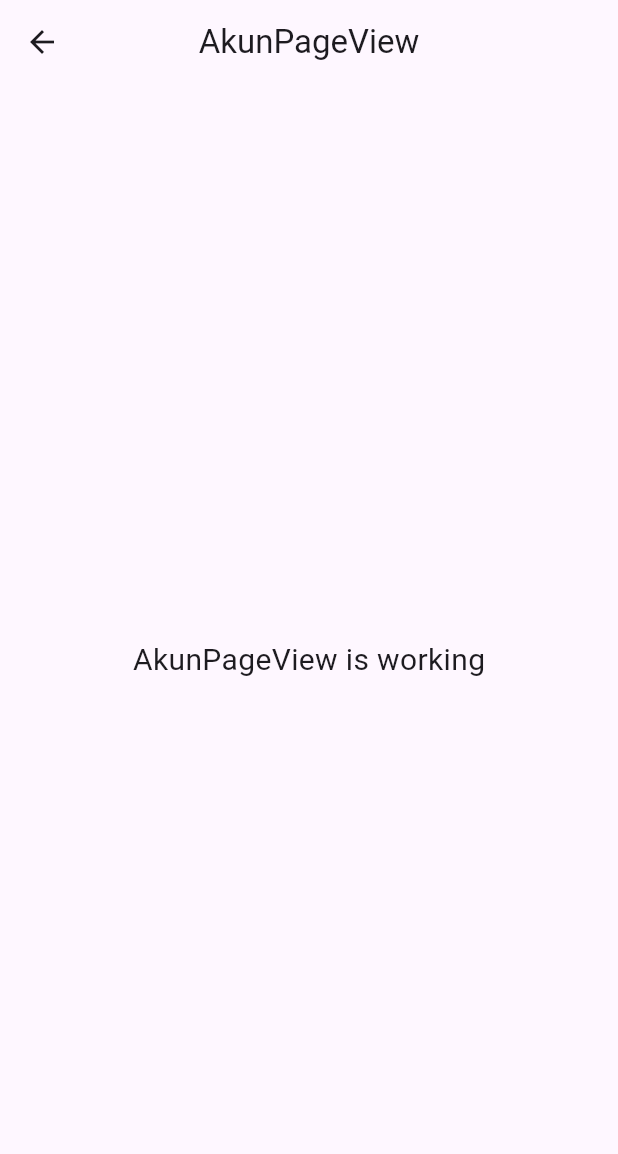
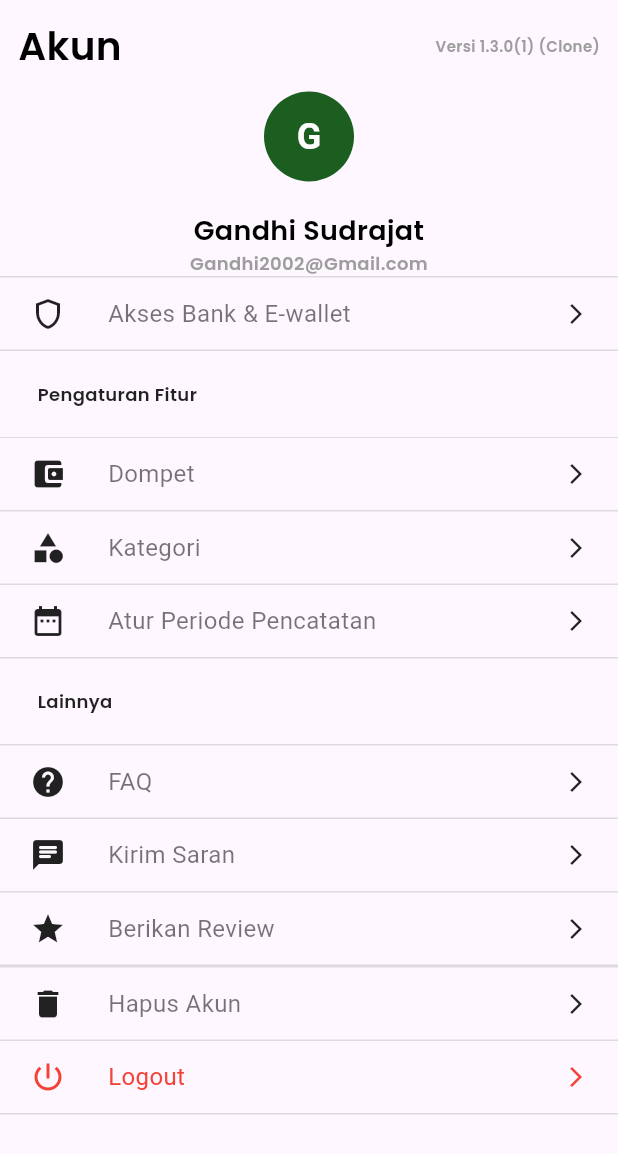
Before and after one commit to Rifki2002/moni-Clone, a Flutter app: the AkunPageView screen opened by its route, on a phone screen of 412 x 824 dp. Shown: the top 1154 px of the screen. Run offline on Flutter 3.47's test engine with Material 3 defaults, Android fonts, the light colour scheme and no system bars; our stand-ins replace get, google_fonts.

Commit message:
Adding Account Page and 2 Custom Button

```diff
--- a/lib/app/modules/akun_page/views/akun_page_view.dart
+++ b/lib/app/modules/akun_page/views/akun_page_view.dart
@@ -1,6 +1,9 @@
 import 'package:flutter/material.dart';
 
 import 'package:get/get.dart';
+import 'package:moni_clone/utils/BorderButton.dart';
+import 'package:moni_clone/utils/BottomBorderButton.dart';
+import 'package:moni_clone/utils/CustomText.dart';
 
 import '../controllers/akun_page_controller.dart';
 
@@ -9,14 +12,152 @@ class AkunPageView extends GetView<AkunPageController> {
   @override
   Widget build(BuildContext context) {
     return Scaffold(
-      appBar: AppBar(
-        title: const Text('AkunPageView'),
-        centerTitle: true,
-      ),
-      body: const Center(
-        child: Text(
-          'AkunPageView is working',
-          style: TextStyle(fontSize: 20),
+      body: Center(
+        child: Column(
+          children: [
+            Padding(
+              padding: const EdgeInsets.all(12.0),
+              child: const Row(
+                children: [
+                  CustomText(
+                    text: "Akun",
+                    fontSize: 26,
+                    fontWeight: FontWeight.w600,
+                    color: Colors.black,
+                  ),
+                  Spacer(),
+                  CustomText(
+                    text: "Versi 1.3.0(1) (Clone)",
+                    color: Colors.grey,
+                    fontSize: 10,
+                  ),
+                ],
+              ),
+            ),
+            Expanded(
+              //Scrollable Section
+              child: ListView(children: [
+                Container(
+                  child: Column(
+                    children: [
+                      CircleAvatar(
+                        //Avatar Display
+                        radius: 30,
+                        backgroundColor: Colors.green[900],
+                        child: const Text(
+                          'G',
+                          style: TextStyle(
+                            color: Colors.white,
+                            fontSize: 24,
+                            fontWeight: FontWeight.bold,
+                          ),
+                        ),
+                      ),
+                      SizedBox(
+                        height: 20,
+                      ),
+                      CustomText(
+                        text: "Gandhi Sudrajat",
+                        color: Colors.black,
+                        fontSize: 18,
+                      ),
+                      CustomText(
+                        text: "Gandhi2002@Gmail.com",
+                        color: Colors.grey,
+                        fontSize: 12,
+                      ),
+                      BorderButton(
+                        label: "Akses Bank & E-wallet",
+                        onPressed: () {},
+                        leadingIcon: Icons.shield_outlined,
+                      ),
+                      SizedBox(
+                        height: 20,
+                      ),
+                      Row(
+                        children: [
+                          SizedBox(
+                            width: 25,
+                          ),
+                          CustomText(
+                            text: "Pengaturan Fitur",
+                            color: Colors.black87,
+                            fontSize: 12,
+                          ),
+                        ],
+                      ),
+                      SizedBox(
+                        height: 20,
+                      ),
+                      BorderButton(
+                        label: "Dompet",
+                        onPressed: () {},
+                        leadingIcon: Icons.account_balance_wallet_rounded,
+                      ),
+                      BottomBorderButton(
+                        label: "Kategori",
+                        onPressed: () {},
+                        leadingIcon: Icons.category,
+                      ),
+                      BottomBorderButton(
+                        label: "Atur Periode Pencatatan",
+                        onPressed: () {},
+                        leadingIcon: Icons.date_range,
+                      ),
+                      SizedBox(
+                        height: 20,
+                      ),
+                      Row(
+                        children: [
+                          SizedBox(
+                            width: 25,
+                          ),
+                          CustomText(
+                            text: "Lainnya",
+                            color: Colors.black87,
+                            fontSize: 12,
+                          ),
+                        ],
+                      ),
+                      SizedBox(
+                        height: 20,
+                      ),
+                      BorderButton(
+                        label: "FAQ",
+                        onPressed: () {},
+                        leadingIcon: Icons.help,
+                      ),
+                      BottomBorderButton(
+                        label: "Kirim Saran",
+                        onPressed: () {},
+                        leadingIcon: Icons.chat_rounded,
+                      ),
+                      BottomBorderButton(
+                        label: "Berikan Review",
+                        onPressed: () {},
+                        leadingIcon: Icons.star,
+                      ),
+                      BorderButton(
+                        label: "Hapus Akun",
+                        onPressed: () {},
+                        leadingIcon: Icons.delete,
+                      ),
+                      BottomBorderButton(
+                        label: "Logout",
+                        onPressed: () {},
+                        leadingIcon: Icons.power_settings_new_sharp,
+                        iconColor: Colors.red,
+                        textColor: Colors.red,
+                      ),
+                      SizedBox(
+                        height: 40,
+                      ),
+                    ],
+                  ),
+                ),
+              ]),
+            ),
+          ],
         ),
       ),
     );
--- /dev/null
+++ b/lib/utils/BorderButton.dart
@@ -0,0 +1,72 @@
+import 'package:flutter/material.dart';
+
+class BorderButton extends StatelessWidget {
+  final String label;
+  final VoidCallback onPressed;
+  final IconData? leadingIcon;
+  final IconData trailingIcon;
+  final Color borderColor;
+  final Color textColor;
+  final Color iconColor;
+  final Color splashColor;
+  final EdgeInsets padding;
+
+  const BorderButton({
+    Key? key,
+    required this.label,
+    required this.onPressed,
+    this.leadingIcon,
+    this.trailingIcon = Icons.arrow_forward_ios,
+    this.borderColor = Colors.black12,
+    this.textColor = Colors.black54,
+    this.iconColor = Colors.black87,
+    this.splashColor = Colors.grey,
+    this.padding = const EdgeInsets.symmetric(vertical: 12, horizontal: 20),
+  }) : super(key: key);
+
+  @override
+  Widget build(BuildContext context) {
+    return ClipRect(
+      child: Material(
+        color: Colors.transparent,
+        child: InkWell(
+          onTap: onPressed,
+          splashColor: splashColor,
+          highlightColor: splashColor.withOpacity(0.4),
+          child: Container(
+            padding: padding,
+            decoration: BoxDecoration(
+              border: Border(
+                top: BorderSide(color: borderColor, width: 1),
+                bottom: BorderSide(color: borderColor, width: 1),
+              ),
+            ),
+            child: Row(
+              mainAxisAlignment: MainAxisAlignment.spaceBetween,
+              children: [
+                // Leading icon and label
+                Row(
+                  children: [
+                    if (leadingIcon != null) ...[
+                      Icon(leadingIcon, color: iconColor),
+                      SizedBox(width: 8),
+                    ],
+                    SizedBox(
+                      width: 20,
+                    ),
+                    Text(
+                      label,
+                      style: TextStyle(color: textColor, fontSize: 16),
+                    ),
+                  ],
+                ),
+                // Trailing arrow
+                Icon(trailingIcon, size: 16, color: iconColor),
+              ],
+            ),
+          ),
+        ),
+      ),
+    );
+  }
+}
--- /dev/null
+++ b/lib/utils/BottomBorderButton.dart
@@ -0,0 +1,71 @@
+import 'package:flutter/material.dart';
+
+class BottomBorderButton extends StatelessWidget {
+  final String label;
+  final VoidCallback onPressed;
+  final IconData? leadingIcon;
+  final IconData trailingIcon;
+  final Color borderColor;
+  final Color textColor;
+  final Color iconColor;
+  final Color splashColor;
+  final EdgeInsets padding;
+
+  const BottomBorderButton({
+    Key? key,
+    required this.label,
+    required this.onPressed,
+    this.leadingIcon,
+    this.trailingIcon = Icons.arrow_forward_ios,
+    this.borderColor = Colors.black12,
+    this.textColor = Colors.black54,
+    this.iconColor = Colors.black87,
+    this.splashColor = Colors.grey,
+    this.padding = const EdgeInsets.symmetric(vertical: 12, horizontal: 20),
+  }) : super(key: key);
+
+  @override
+  Widget build(BuildContext context) {
+    return ClipRect(
+      child: Material(
+        color: Colors.transparent,
+        child: InkWell(
+          onTap: onPressed,
+          splashColor: splashColor,
+          highlightColor: splashColor.withOpacity(0.4),
+          child: Container(
+            padding: padding,
+            decoration: BoxDecoration(
+              border: Border(
+                bottom: BorderSide(color: borderColor, width: 1),
+              ),
+            ),
+            child: Row(
+              mainAxisAlignment: MainAxisAlignment.spaceBetween,
+              children: [
+                // Leading icon and label
+                Row(
+                  children: [
+                    if (leadingIcon != null) ...[
+                      Icon(leadingIcon, color: iconColor),
+                      SizedBox(width: 8),
+                    ],
+                    SizedBox(
+                      width: 20,
+                    ),
+                    Text(
+                      label,
+                      style: TextStyle(color: textColor, fontSize: 16),
+                    ),
+                  ],
+                ),
+                // Trailing arrow
+                Icon(trailingIcon, size: 16, color: iconColor),
+              ],
+            ),
+          ),
+        ),
+      ),
+    );
+  }
+}
```
